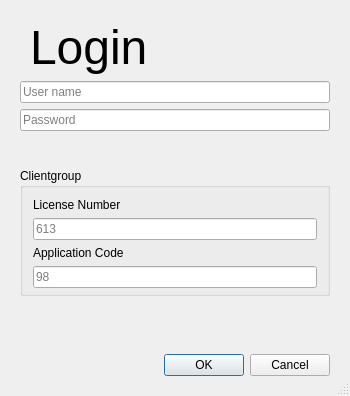
First picture: the form in terraindex_login.ui, repository KRS-dev/TerraIndex-Plugin, before the edit.
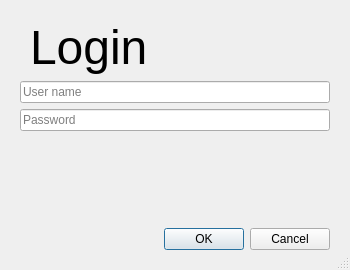
Second picture: the form after the edit. Custom widgets are drawn as their Qt base class.

Commit message: fix login without license number + applicationcode, download boreholedata almost finished

```diff
--- a/terraindex_login.ui
+++ b/terraindex_login.ui
@@ -7,7 +7,7 @@
     <x>0</x>
     <y>0</y>
     <width>350</width>
-    <height>396</height>
+    <height>270</height>
    </rect>
   </property>
   <property name="sizePolicy">
@@ -19,7 +19,7 @@
   <property name="minimumSize">
    <size>
     <width>350</width>
-    <height>350</height>
+    <height>250</height>
    </size>
   </property>
   <property name="maximumSize">
@@ -141,83 +141,7 @@
         </property>
        </spacer>
       </item>
-      <item row="4" column="0" colspan="2">
-       <widget class="QGroupBox" name="verticalGroupBox">
-        <property name="enabled">
-         <bool>true</bool>
-        </property>
-        <property name="statusTip">
-         <string>Terraindex client identifiers, default: Gemeente Rotterdam</string>
-        </property>
-        <property name="whatsThis">
-         <string>Terraindex client identifiers, default: Gemeente Rotterdam</string>
-        </property>
-        <property name="title">
-         <string>Clientgroup</string>
-        </property>
-        <property name="alignment">
-         <set>Qt::AlignJustify|Qt::AlignTop</set>
-        </property>
-        <property name="flat">
-         <bool>false</bool>
-        </property>
-        <property name="checkable">
-         <bool>false</bool>
-        </property>
-        <layout class="QVBoxLayout" name="verticalLayout_2">
-         <property name="sizeConstraint">
-          <enum>QLayout::SetNoConstraint</enum>
-         </property>
-         <property name="leftMargin">
-          <number>10</number>
-         </property>
-         <property name="topMargin">
-          <number>10</number>
-         </property>
-         <property name="rightMargin">
-          <number>10</number>
-         </property>
-         <property name="bottomMargin">
-          <number>5</number>
-         </property>
-         <item>
-          <widget class="QLabel" name="lb_licensenumber">
-           <property name="text">
-            <string>License Number</string>
-           </property>
-          </widget>
-         </item>
-         <item>
-          <widget class="QgsFilterLineEdit" name="licensenumber">
-           <property name="placeholderText">
-            <string>613</string>
-           </property>
-           <property name="qgisRelation" stdset="0">
-            <string notr="true"/>
-           </property>
-          </widget>
-         </item>
-         <item>
-          <widget class="QLabel" name="lb_applicationcode">
-           <property name="text">
-            <string>Application Code</string>
-           </property>
-          </widget>
-         </item>
-         <item>
-          <widget class="QgsFilterLineEdit" name="applicationcode">
-           <property name="placeholderText">
-            <string>98</string>
-           </property>
-           <property name="qgisRelation" stdset="0">
-            <string notr="true"/>
-           </property>
-          </widget>
-         </item>
-        </layout>
-       </widget>
-      </item>
-      <item row="8" column="0" colspan="2">
+      <item row="7" column="0" colspan="2">
        <widget class="QLabel" name="message">
         <property name="sizePolicy">
          <sizepolicy hsizetype="Preferred" vsizetype="Preferred">
@@ -260,7 +184,7 @@
          <number>0</number>
         </property>
         <property name="text">
-         <string> </string>
+         <string/>
         </property>
         <property name="textFormat">
          <enum>Qt::PlainText</enum>
@@ -279,20 +203,7 @@
         </property>
        </widget>
       </item>
-      <item row="9" column="0" colspan="2">
-       <spacer name="verticalSpacer_5">
-        <property name="orientation">
-         <enum>Qt::Vertical</enum>
-        </property>
-        <property name="sizeHint" stdset="0">
-         <size>
-          <width>20</width>
-          <height>40</height>
-         </size>
-        </property>
-       </spacer>
-      </item>
-      <item row="10" column="0" colspan="2">
+      <item row="8" column="0" colspan="2">
        <widget class="QDialogButtonBox" name="buttonBox">
         <property name="orientation">
          <enum>Qt::Horizontal</enum>
```
Left out of the diff: 1 changed line with no effect on the pictures. The commit also changes 3 other files.
